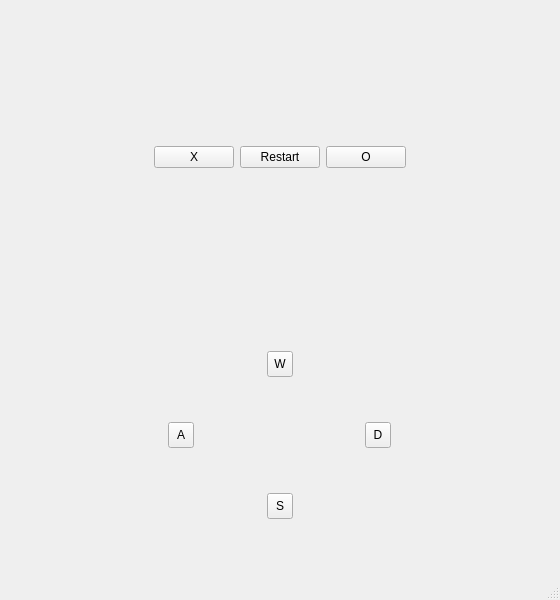
OwlCodR/labs, file semester-3/lab-2/src/mainwindow.ui: the form before one commit.
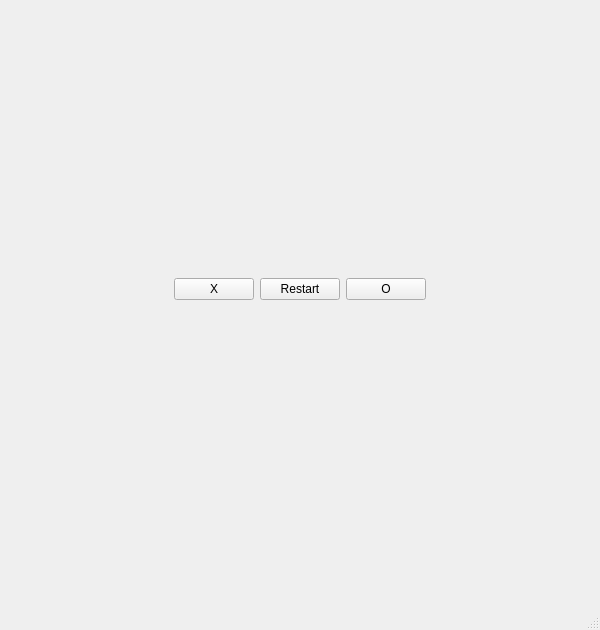
The form after the commit. Icons and pictures are not drawn.

The edit to the form file:
```diff
--- a/semester-3/lab-2/src/mainwindow.ui
+++ b/semester-3/lab-2/src/mainwindow.ui
@@ -6,8 +6,8 @@
    <rect>
     <x>0</x>
     <y>0</y>
-    <width>560</width>
-    <height>600</height>
+    <width>600</width>
+    <height>630</height>
    </rect>
   </property>
   <property name="sizePolicy">
@@ -18,14 +18,14 @@
   </property>
   <property name="minimumSize">
    <size>
-    <width>560</width>
-    <height>600</height>
+    <width>550</width>
+    <height>630</height>
    </size>
   </property>
   <property name="maximumSize">
    <size>
-    <width>840</width>
-    <height>900</height>
+    <width>800</width>
+    <height>880</height>
    </size>
   </property>
   <property name="sizeIncrement">
@@ -182,35 +182,6 @@
           </property>
          </spacer>
         </item>
-        <item>
-         <layout class="QHBoxLayout" name="horizontalLayout_4">
-          <property name="spacing">
-           <number>0</number>
-          </property>
-          <item>
-           <widget class="QPushButton" name="pushButton_W">
-            <property name="sizePolicy">
-             <sizepolicy hsizetype="Fixed" vsizetype="Fixed">
-              <horstretch>0</horstretch>
-              <verstretch>0</verstretch>
-             </sizepolicy>
-            </property>
-            <property name="focusPolicy">
-             <enum>Qt::NoFocus</enum>
-            </property>
-            <property name="styleSheet">
-             <string notr="true">width: 24;
-height: 24;
-padding: 0;
-</string>
-            </property>
-            <property name="text">
-             <string>W</string>
-            </property>
-           </widget>
-          </item>
-         </layout>
-        </item>
         <item>
          <layout class="QHBoxLayout" name="horizontalLayout_3">
           <item>
@@ -229,27 +200,6 @@
             </property>
            </spacer>
           </item>
-          <item>
-           <widget class="QPushButton" name="pushButton_A">
-            <property name="sizePolicy">
-             <sizepolicy hsizetype="Fixed" vsizetype="Fixed">
-              <horstretch>0</horstretch>
-              <verstretch>0</verstretch>
-             </sizepolicy>
-            </property>
-            <property name="focusPolicy">
-             <enum>Qt::NoFocus</enum>
-            </property>
-            <property name="styleSheet">
-             <string notr="true">width: 24;
-height: 24;
-padding: 0;</string>
-            </property>
-            <property name="text">
-             <string>A</string>
-            </property>
-           </widget>
-          </item>
           <item>
            <spacer name="horizontalSpacer_5">
             <property name="orientation">
@@ -292,30 +242,6 @@
             </property>
            </spacer>
           </item>
-          <item>
-           <widget class="QPushButton" name="pushButton_D">
-            <property name="enabled">
-             <bool>true</bool>
-            </property>
-            <property name="sizePolicy">
-             <sizepolicy hsizetype="Fixed" vsizetype="Fixed">
-              <horstretch>0</horstretch>
-              <verstretch>0</verstretch>
-             </sizepolicy>
-            </property>
-            <property name="focusPolicy">
-             <enum>Qt::NoFocus</enum>
-            </property>
-            <property name="styleSheet">
-             <string notr="true">width: 24;
-height: 24;
-padding: 0;</string>
-            </property>
-            <property name="text">
-             <string>D</string>
-            </property>
-           </widget>
-          </item>
           <item>
            <spacer name="horizontalSpacer_3">
             <property name="orientation">
@@ -334,31 +260,6 @@
           </item>
          </layout>
         </item>
-        <item>
-         <layout class="QHBoxLayout" name="horizontalLayout_5">
-          <item>
-           <widget class="QPushButton" name="pushButton_S">
-            <property name="sizePolicy">
-             <sizepolicy hsizetype="Fixed" vsizetype="Fixed">
-              <horstretch>0</horstretch>
-              <verstretch>0</verstretch>
-             </sizepolicy>
-            </property>
-            <property name="focusPolicy">
-             <enum>Qt::NoFocus</enum>
-            </property>
-            <property name="styleSheet">
-             <string notr="true">padding: 0;
-width: 24;
-height: 24;</string>
-            </property>
-            <property name="text">
-             <string>S</string>
-            </property>
-           </widget>
-          </item>
-         </layout>
-        </item>
         <item>
          <spacer name="verticalSpacer_2">
           <property name="orientation">
```
Left out of the diff: 15 changed lines with no effect on the pictures.
